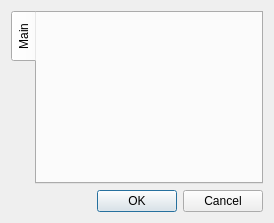
Old version of the form papywizard/view/ui/pluginsConfigDialog.ui in the repository bingostar89/Papywizard.
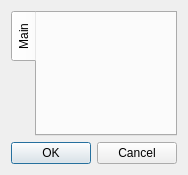
New version of the form. Icons and pictures are not drawn.

```diff
--- a/papywizard/view/ui/pluginsConfigDialog.ui
+++ b/papywizard/view/ui/pluginsConfigDialog.ui
@@ -6,10 +6,22 @@
    <rect>
     <x>0</x>
     <y>0</y>
-    <width>274</width>
-    <height>223</height>
+    <width>187</width>
+    <height>168</height>
    </rect>
   </property>
+  <property name="sizePolicy">
+   <sizepolicy hsizetype="Preferred" vsizetype="Preferred">
+    <horstretch>0</horstretch>
+    <verstretch>0</verstretch>
+   </sizepolicy>
+  </property>
+  <property name="minimumSize">
+   <size>
+    <width>0</width>
+    <height>0</height>
+   </size>
+  </property>
   <property name="windowTitle">
    <string>Plugin dialog</string>
   </property>
```
